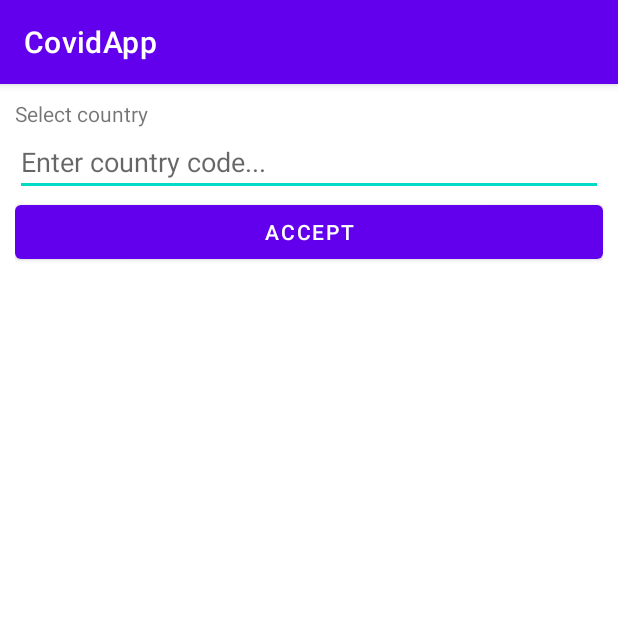
After one commit to Klewerro/Covid-19-Tracker, an Android app: the TodayStatisticsWidgetConfigurationActivity screen opened directly, with no data from a screen before it, on a phone screen of 412 x 824 dp, the top half of it. The commit adds this screen. Run offline under Robolectric (Android 15) with nearby library versions, the phone set to English and light mode, and no system bars; our stand-ins replace Dagger/Hilt's generated code; network calls fail; 1 statement that could not run was skipped.

Commit message:
Widget configuration: activity, saving, getting, displaying country code from SharedPreferencesHelper in widget.

```diff
--- a/app/src/main/AndroidManifest.xml
+++ b/app/src/main/AndroidManifest.xml
@@ -13,6 +13,12 @@
         android:roundIcon="@mipmap/ic_launcher_round"
         android:supportsRtl="true"
         android:theme="@style/Theme.CovidApp">
+        <activity android:name=".TodayStatisticsWidgetConfigurationActivity">
+            <intent-filter>
+                <action android:name="android.appwidget.action.APPWIDGET_CONFIGURE" />
+            </intent-filter>
+        </activity>
+
         <receiver android:name=".TodayStatisticsWidget">
             <intent-filter>
                 <action android:name="android.appwidget.action.APPWIDGET_UPDATE" />
--- /dev/null
+++ b/app/src/main/java/com/klewerro/covidapp/TodayStatisticsWidgetConfigurationActivity.kt
@@ -0,0 +1,75 @@
+package com.klewerro.covidapp
+
+import android.app.PendingIntent
+import android.appwidget.AppWidgetManager
+import android.content.Context
+import android.content.Intent
+import androidx.appcompat.app.AppCompatActivity
+import android.os.Bundle
+import com.klewerro.covidapp.util.SharedPreferencesHelper
+import dagger.hilt.android.AndroidEntryPoint
+import kotlinx.android.synthetic.main.activity_today_statistics_widget_configuration.*
+import javax.inject.Inject
+
+@AndroidEntryPoint
+class TodayStatisticsWidgetConfigurationActivity : AppCompatActivity() {
+
+    @Inject lateinit var sharedPreferencesHelper: SharedPreferencesHelper
+
+    var appWidgetId = AppWidgetManager.INVALID_APPWIDGET_ID
+
+    override fun onCreate(savedInstanceState: Bundle?) {
+        super.onCreate(savedInstanceState)
+        setContentView(R.layout.activity_today_statistics_widget_configuration)
+
+        val extras = intent.extras
+        if (extras != null) {
+            appWidgetId = extras.getInt(
+                AppWidgetManager.EXTRA_APPWIDGET_ID,
+                AppWidgetManager.INVALID_APPWIDGET_ID
+            )
+        }
+
+        //Necessary in some scenarios, some phones may need appWidgetId to proper close activity - just in case
+        val resultValue = Intent()
+        resultValue.putExtra(AppWidgetManager.EXTRA_APPWIDGET_ID, appWidgetId)
+        this.setResult(RESULT_CANCELED, resultValue)
+
+        if (appWidgetId == AppWidgetManager.INVALID_APPWIDGET_ID)
+            finish()
+
+        acceptButton.setOnClickListener {
+            val countryCode = countryCodeTextView.text.toString()
+
+            sharedPreferencesHelper.saveWidgetCountry(appWidgetId, countryCode)
+
+            val resultValue = Intent()
+            resultValue.putExtra(AppWidgetManager.EXTRA_APPWIDGET_ID, appWidgetId)
+            this.setResult(RESULT_OK, resultValue)
+            finish()
+
+            callIntentUpdateAppReceiver()
+        }
+    }
+
+    private fun callIntentUpdateAppReceiver() {
+        val intentUpdate = Intent(this, TodayStatisticsWidget::class.java)
+        intentUpdate.action = TodayStatisticsWidget.ACTION_REFRESH_WIDGET_DATA
+        intentUpdate.putExtra(AppWidgetManager.EXTRA_APPWIDGET_ID, appWidgetId)
+        this.sendBroadcast(intentUpdate)
+    }
+
+    private fun getPendingIntentUpdateApp(context: Context, appWidgetId: Int): PendingIntent {
+        val intentUpdate = Intent(context, TodayStatisticsWidget::class.java)
+        intentUpdate.action = TodayStatisticsWidget.ACTION_REFRESH_WIDGET_DATA
+        intentUpdate.putExtra(AppWidgetManager.EXTRA_APPWIDGET_ID, appWidgetId)
+
+        return PendingIntent.getBroadcast(
+            context,
+            appWidgetId,
+            intentUpdate,
+            0
+        )
+    }
+
+}
--- a/app/src/main/java/com/klewerro/covidapp/util/SharedPreferencesHelper.kt
+++ b/app/src/main/java/com/klewerro/covidapp/util/SharedPreferencesHelper.kt
@@ -5,4 +5,6 @@ interface SharedPreferencesHelper {
     fun getFetchTime(): Long
     fun saveCountryId(countryId: Int)
     fun getCountryId(): Int
+    fun saveWidgetCountry(widgetId: Int, countryCode: String)
+    fun getWidgetCountry(widgetId: Int): String?
 }
--- /dev/null
+++ b/app/src/main/res/layout/activity_today_statistics_widget_configuration.xml
@@ -0,0 +1,28 @@
+<?xml version="1.0" encoding="utf-8"?>
+<LinearLayout xmlns:android="http://schemas.android.com/apk/res/android"
+    xmlns:app="http://schemas.android.com/apk/res-auto"
+    xmlns:tools="http://schemas.android.com/tools"
+    android:layout_width="match_parent"
+    android:layout_height="match_parent"
+    android:orientation="vertical"
+    tools:context=".TodayStatisticsWidgetConfigurationActivity"
+    android:padding="10dp">
+
+    <TextView
+        android:layout_width="match_parent"
+        android:layout_height="wrap_content"
+        android:text="Select country"/>
+
+    <EditText
+        android:id="@+id/countryCodeTextView"
+        android:layout_width="match_parent"
+        android:layout_height="wrap_content"
+        android:hint="Enter country code..." />
+
+    <Button
+        android:id="@+id/acceptButton"
+        android:layout_width="match_parent"
+        android:layout_height="wrap_content"
+        android:text="Accept" />
+
+</LinearLayout>
--- a/app/src/main/res/values/strings.xml
+++ b/app/src/main/res/values/strings.xml
@@ -8,6 +8,7 @@
     <string name="determine_country_from_phone_settings">Determine country from phone settings</string>
     <string name="refreshing">REFRESHING</string>
     <string name="refreshing_widget">Refreshing widget</string>
+    <string name="refreshing_widget_error">Refreshing widget error</string>
     <string name="confirmed">confirmed</string>
     <string name="deaths">deaths</string>
 </resources>
--- a/app/src/main/res/xml/today_statistics_widget_info.xml
+++ b/app/src/main/res/xml/today_statistics_widget_info.xml
@@ -2,9 +2,11 @@
 <appwidget-provider xmlns:android="http://schemas.android.com/apk/res/android"
     android:initialKeyguardLayout="@layout/today_statistics_widget"
     android:initialLayout="@layout/today_statistics_widget"
-    android:minWidth="40dp"
+    android:minWidth="120dp"
     android:minHeight="40dp"
+    android:minResizeWidth="40dp"
     android:previewImage="@drawable/widget1_preview"
     android:resizeMode="horizontal"
     android:updatePeriodMillis="1800000"
-    android:widgetCategory="home_screen"></appwidget-provider>
+    android:widgetCategory="home_screen"
+    android:configure="com.klewerro.covidapp.TodayStatisticsWidgetConfigurationActivity"></appwidget-provider>
```
Also changed, not shown: app/src/main/java/com/klewerro/covidapp/TodayStatisticsWidget.kt (+27 -5 lines), app/src/main/java/com/klewerro/covidapp/util/SharedPreferencesHelperImpl.kt (+7 -0 lines), app/src/main/res/layout/today_statistics_widget.xml (+9 -1 lines), 1 other file.
